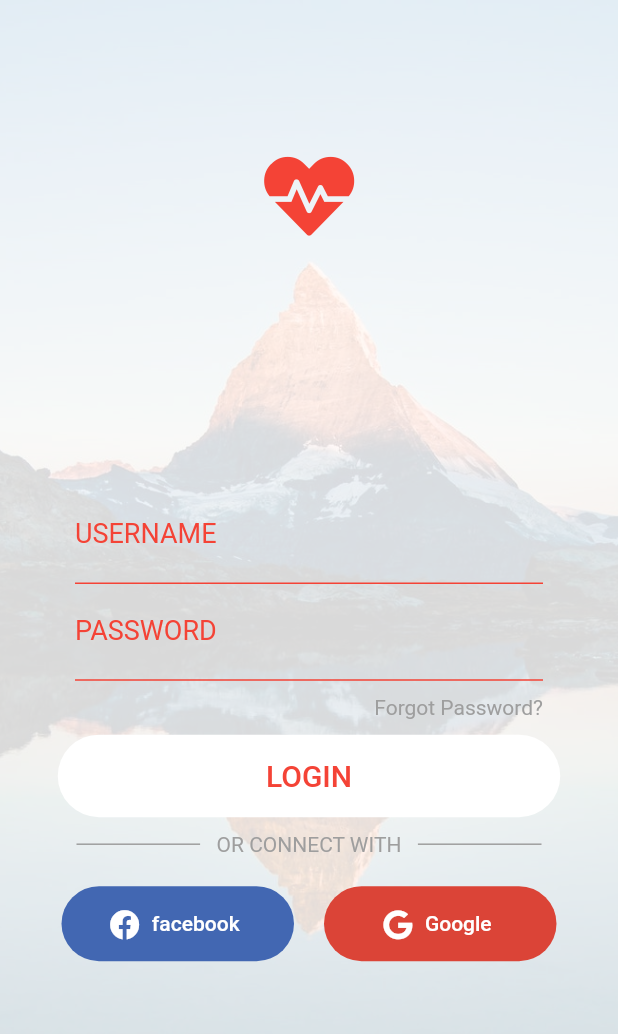
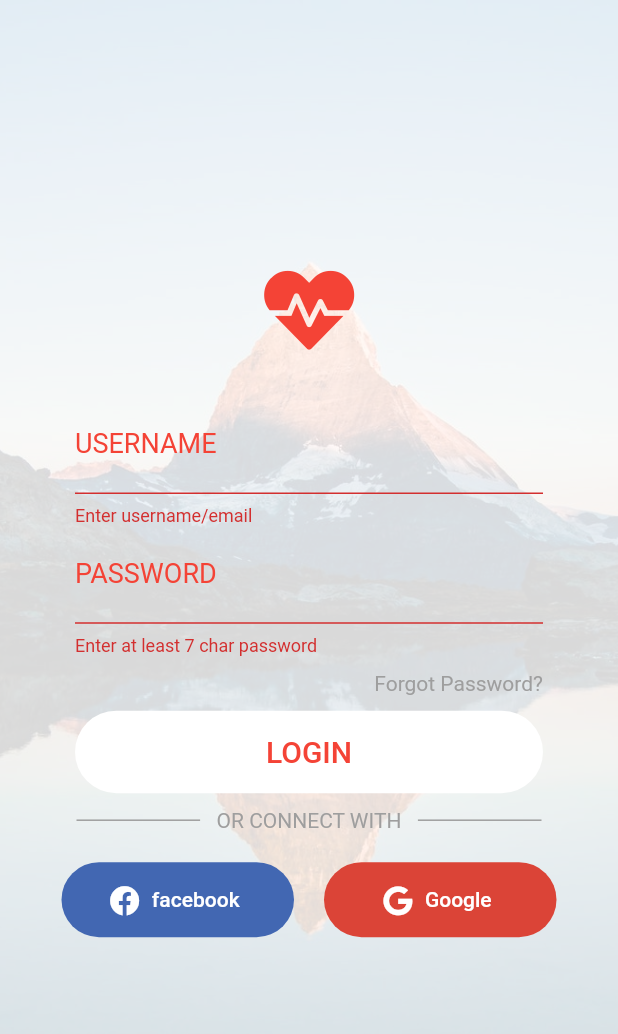
Before and after one commit to neerajmaurya250/auth_all, a Flutter app: the Login screen opened directly, after a tap on "LOGIN", on a phone screen of 412 x 824 dp. Shown: the top 1034 px of the screen. Run offline on Flutter 3.47's test engine with Material 2 defaults, Android fonts, the phone set to English and light mode, and no system bars; our stand-ins replace firebase_auth, font_awesome_flutter, google_sign_in; missing offline and left inert: flutter_facebook_login; accounts and stored records are empty.

Commit message:
Login and SignUp screens Updated

```diff
--- a/lib/screens/login.dart
+++ b/lib/screens/login.dart
@@ -1,4 +1,5 @@
 import 'package:authall/models/users.dart';
+import 'package:authall/services/auth.dart';
 import 'package:flutter/material.dart';
 import 'package:flutter_facebook_login/flutter_facebook_login.dart';
 import 'package:font_awesome_flutter/font_awesome_flutter.dart';
@@ -14,7 +15,7 @@ class Login extends StatefulWidget {
 class _LoginState extends State<Login> {
 //form validation
 
-//  final AuthService _auth = AuthService();
+  final AuthService _auth = AuthService();
   final _formKey = GlobalKey<FormState>();
   String email = '';
   String password = '';
@@ -85,7 +86,7 @@ class _LoginState extends State<Login> {
     return Scaffold(
       body: Center(
         child: _isLoggedIn
-            ?  Column(
+            ? Column(
                 mainAxisAlignment: MainAxisAlignment.center,
                 children: <Widget>[
                   Image.network(
@@ -102,17 +103,26 @@ class _LoginState extends State<Login> {
                   )
                 ],
               )
-            :
-        Container(
+            : Container(
                 decoration: BoxDecoration(
                     image: DecorationImage(
-                  image: AssetImage("assets/bg_image.jpeg"), fit: BoxFit.cover)),
+                        image: AssetImage("assets/bg_image.jpeg"),
+                        fit: BoxFit.cover)),
                 child: Stack(
                   children: <Widget>[
                     Opacity(
                       opacity: 0.85,
                       child: Container(
                         color: Colors.white,
+                      ),
+                    ),
+                    Positioned(
+                      height: screenData.height * 0.5,
+                      width: screenData.width * 1.0,
+                      child: Icon(
+                        FontAwesomeIcons.heartbeat,
+                        color: Colors.red,
+                        size: 60,
                       ),
                     ),
                     SingleChildScrollView(
@@ -122,56 +132,92 @@ class _LoginState extends State<Login> {
                           child: Column(
                             mainAxisAlignment: MainAxisAlignment.center,
                             children: <Widget>[
-                        Icon(
-                          FontAwesomeIcons.heartbeat,
-                          color: Colors.red,
-                          size: 60,
-                        ),
                               SizedBox(height: screenData.height * 0.2),
                               Padding(
-                          padding: const EdgeInsets.only(left: 50.0, right: 50.0),
+                                padding: const EdgeInsets.only(
+                                    left: 50.0, right: 50.0),
                                 child: Form(
                                   key: _formKey,
                                   child: Column(
                                     crossAxisAlignment: CrossAxisAlignment.end,
                                     children: <Widget>[
                                       TextFormField(
-                                  validator: (val) => val.isEmpty ? 'Enter username/email' : null,
+                                        validator: (val) => val.isEmpty
+                                            ? 'Enter username/email'
+                                            : null,
                                         cursorColor: Colors.red,
                                         decoration: InputDecoration(
                                             hintText: 'email/username',
                                             hintStyle: TextStyle(fontSize: 20),
                                             labelText: 'USERNAME',
-                                      labelStyle:
-                                          TextStyle(color: Colors.red, fontSize: 18),
+                                            labelStyle: TextStyle(
+                                                color: Colors.red,
+                                                fontSize: 18),
                                             focusedBorder: UnderlineInputBorder(
-                                          borderSide: BorderSide(color: Colors.red)),
+                                                borderSide: BorderSide(
+                                                    color: Colors.red)),
                                             enabledBorder: UnderlineInputBorder(
-                                          borderSide: BorderSide(color: Colors.red))),
+                                                borderSide: BorderSide(
+                                                    color: Colors.red))),
                                       ),
                                       TextFormField(
-                                  obscureText: true    ,
-                                  validator: (val) => val.length < 6 ? 'Enter at least 7 char password' : null,
+                                        obscureText: true,
+                                        validator: (val) => val.length < 6
+                                            ? 'Enter at least 7 char password'
+                                            : null,
                                         cursorColor: Colors.red,
                                         decoration: InputDecoration(
-
                                             hintText: '********',
                                             hintStyle: TextStyle(fontSize: 20),
                                             focusedBorder: UnderlineInputBorder(
-                                          borderSide: BorderSide(color: Colors.red)),
+                                                borderSide: BorderSide(
+                                                    color: Colors.red)),
                                             labelText: 'PASSWORD',
-                                      labelStyle:
-                                          TextStyle(color: Colors.red, fontSize: 18),
+                                            labelStyle: TextStyle(
+                                                color: Colors.red,
+                                                fontSize: 18),
                                             enabledBorder: UnderlineInputBorder(
-                                          borderSide: BorderSide(color: Colors.red))),
+                                                borderSide: BorderSide(
+                                                    color: Colors.red))),
                                       ),
                                       SizedBox(
                                         height: 10,
                                       ),
                                       Text(
                                         'Forgot Password?',
-                                  style: TextStyle(color: Colors.grey[500]),
+                                        style:
+                                            TextStyle(color: Colors.grey[500]),
                                       ),
+                                      SizedBox(
+                                        height: 10,
+                                      ),
+                                      SizedBox(
+                                        height: 55,
+                                        width: 355,
+                                        child: RaisedButton(
+                                          onPressed: () async {
+                              if(_formKey.currentState.validate()){
+
+                                dynamic result = await _auth.registerWithEmailAndPassword(email,password);
+                                if(result == null){
+                                  setState(() =>error = 'please give valid email');
+                                }
+
+                              }
+                                          },
+                                          child: Text(
+                                            'LOGIN',
+                                            style: TextStyle(
+                                                color: Colors.red, fontSize: 20),
+                                          ),
+                                          shape: RoundedRectangleBorder(
+                                              borderRadius:
+                                              BorderRadius.circular(50.0)),
+                                          color: Colors.white,
+                                          elevation: 0.0,
+                                        ),
+                                      ),
+
                                     ],
                                   ),
                                 ),
@@ -179,41 +225,13 @@ class _LoginState extends State<Login> {
                               SizedBox(
                                 height: 10,
                               ),
-                        SizedBox(
-                          height: 55,
-                          width: 335,
-                          child: RaisedButton(
-                            onPressed: () async {
-
-//                              if(_formKey.currentState.validate()){
-//
-//                                dynamic result = await _auth.registerWithEmailAndPassword(email,password);
-//                                if(result == null){
-//                                  setState(() =>error = 'please give valid email');
-//                                }
-//
-//                              }
-
-                            },
-                            child: Text(
-                              'LOGIN',
-                              style: TextStyle(color: Colors.red, fontSize: 20),
-                            ),
-                            shape: RoundedRectangleBorder(
-                                borderRadius: BorderRadius.circular(50.0)),
-                            color: Colors.white,
-                            elevation: 0.0,
-                          ),
-
-                        ),
-                        SizedBox(
-                          height: 10,
-                        ),
 
                               Padding(
-                          padding: const EdgeInsets.only(left: 40,right: 40),
+                                padding:
+                                    const EdgeInsets.only(left: 40, right: 40),
                                 child: Row(
-                            mainAxisAlignment: MainAxisAlignment.spaceEvenly,
+                                  mainAxisAlignment:
+                                      MainAxisAlignment.spaceEvenly,
                                   children: <Widget>[
                                     Container(
                                       height: 1,
@@ -251,7 +269,8 @@ class _LoginState extends State<Login> {
                                       },
                                       color: Color.fromRGBO(66, 103, 178, 1.0),
                                       shape: RoundedRectangleBorder(
-                                    borderRadius: BorderRadius.circular(50.0)),
+                                          borderRadius:
+                                              BorderRadius.circular(50.0)),
                                       icon: Icon(
                                         FontAwesomeIcons.facebook,
                                         size: 20,
@@ -275,7 +294,8 @@ class _LoginState extends State<Login> {
                                       },
                                       color: Color.fromRGBO(219, 68, 55, 1.0),
                                       shape: RoundedRectangleBorder(
-                                    borderRadius: BorderRadius.circular(50.0)),
+                                          borderRadius:
+                                              BorderRadius.circular(50.0)),
                                       icon: Icon(
                                         FontAwesomeIcons.google,
                                         size: 20,
--- a/lib/screens/sign_up.dart
+++ b/lib/screens/sign_up.dart
@@ -1,3 +1,4 @@
+import 'package:authall/services/auth.dart';
 import 'package:flutter/material.dart';
 import 'package:font_awesome_flutter/font_awesome_flutter.dart';
 
@@ -7,8 +8,17 @@ class SignUp extends StatefulWidget {
 }
 
 class _SignUpState extends State<SignUp> {
+  final AuthService _auth = AuthService();
+  final _formKey = GlobalKey<FormState>();
+  String email = '';
+  String password = '';
+  String error = '';
+
+//form validation
   @override
   Widget build(BuildContext context) {
+    var screenData = MediaQuery.of(context).size;
+
     return Scaffold(
         body: Container(
       decoration: BoxDecoration(
@@ -25,8 +35,8 @@ class _SignUpState extends State<SignUp> {
               ),
 
               Positioned(
-                left: 185,
-                top: 200,
+                height: screenData.height * 0.5,
+                width: screenData.width * 1.0,
                 child: Icon(
                   FontAwesomeIcons.heartbeat,
                   color: Colors.red,
@@ -43,10 +53,11 @@ class _SignUpState extends State<SignUp> {
                     Padding(
                       padding: const EdgeInsets.only(left: 50,right: 50),
                       child: Form(
+                        key: _formKey,
                         child: Column(
                           children: <Widget>[
                             TextFormField(
-                              validator: (val) => val.isEmpty ? 'Enter username/email' : null,
+                              validator: (val) => val.isEmpty ? 'Name is Required' : null,
                               cursorColor: Colors.red,
                               decoration: InputDecoration(
                                   hintText: 'Name',
@@ -60,7 +71,7 @@ class _SignUpState extends State<SignUp> {
                                       borderSide: BorderSide(color: Colors.red))),
                             ),
                             TextFormField(
-                              validator: (val) => val.isEmpty ? 'Enter username/email' : null,
+                              validator: (val) => val.isEmpty ? 'Email required' : null,
                               cursorColor: Colors.red,
                               decoration: InputDecoration(
                                   hintText: 'email',
@@ -75,7 +86,7 @@ class _SignUpState extends State<SignUp> {
                             ),
                             TextFormField(
                               obscureText: true,
-                              validator: (val) => val.isEmpty ? 'Enter username/email' : null,
+                              validator: (val) => val.length < 6 ? 'Password must be 7 char long' : null,
                               cursorColor: Colors.red,
                               decoration: InputDecoration(
                                   hintText: 'password',
@@ -97,9 +108,18 @@ class _SignUpState extends State<SignUp> {
                                child: RaisedButton(
                                 onPressed: () async {
 
+                                  if(_formKey.currentState.validate()){
+
+                                    dynamic result = await _auth.registerWithEmailAndPassword(email,password);
+                                    if(result == null){
+                                      setState(() =>error = 'please give valid email');
+                                    }
+
+                                  }
+
                                 },
                                 child: Text(
-                                  'LOGIN',
+                                  'SIGNUP',
                                   style: TextStyle(color: Colors.red, fontSize: 20),
                                 ),
                                 shape: RoundedRectangleBorder(
--- a/lib/services/auth.dart
+++ b/lib/services/auth.dart
@@ -1,35 +1,35 @@
-//import 'package:authall/models/users.dart';
-//import 'package:firebase_auth/firebase_auth.dart';
-//
-//class AuthService{
-//
-//  final FirebaseAuth _auth = FirebaseAuth.instance;
-////user object based on firebase user
-//  User _userFromFirebaseUser(FirebaseUser user){
-//    return user!= null? User(uid: user.uid):null;
-//  }
-//
-////auth change user stream
-//  Stream<User> get user{
-//    return _auth.onAuthStateChanged.map(_userFromFirebaseUser);
-//  }
-//
-//  Future registerWithEmailAndPassword(String email,String password) async {
-//
-//    try{
-//      AuthResult result = await _auth.createUserWithEmailAndPassword(email: email, password: password);
-//      FirebaseUser user = result.user;
-//      //Create new document for the user with the uid
-////      await DatabaseService(uid: user.uid).updateUserData('0', 'new crew member', 100);
-//      return _userFromFirebaseUser(user);
-//
-//    }catch(e){
-//      print(e.toString());
-//      return null;
-//    }
-//
-//  }
-//
-//
-//
-//}
+import 'package:authall/models/users.dart';
+import 'package:firebase_auth/firebase_auth.dart';
+
+class AuthService{
+
+  final FirebaseAuth _auth = FirebaseAuth.instance;
+//user object based on firebase user
+  User _userFromFirebaseUser(FirebaseUser user){
+    return user!= null? User(uid: user.uid):null;
+  }
+
+//auth change user stream
+  Stream<User> get user{
+    return _auth.onAuthStateChanged.map(_userFromFirebaseUser);
+  }
+
+  Future registerWithEmailAndPassword(String email,String password) async {
+
+    try{
+      AuthResult result = await _auth.createUserWithEmailAndPassword(email: email, password: password);
+      FirebaseUser user = result.user;
+      //Create new document for the user with the uid
+//      await DatabaseService(uid: user.uid).updateUserData('0', 'new crew member', 100);
+      return _userFromFirebaseUser(user);
+
+    }catch(e){
+      print(e.toString());
+      return null;
+    }
+
+  }
+
+
+
+}
--- a/pubspec.yaml
+++ b/pubspec.yaml
@@ -27,6 +27,7 @@ dependencies:
   google_sign_in: ^4.1.4
   flutter_facebook_login: ^1.2.0
   http: ^0.12.0+4
+  firebase_auth: ^0.15.5+2
 
 
 dev_dependencies:
```
Also changed, not shown: pubspec.lock. Lines whose indentation alone changed are shown as unchanged.
